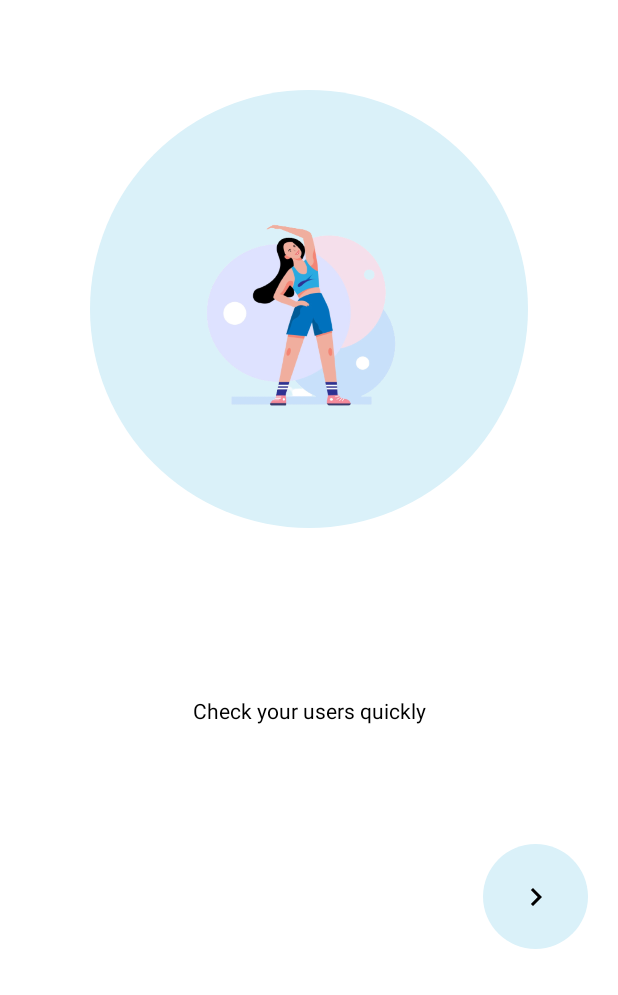
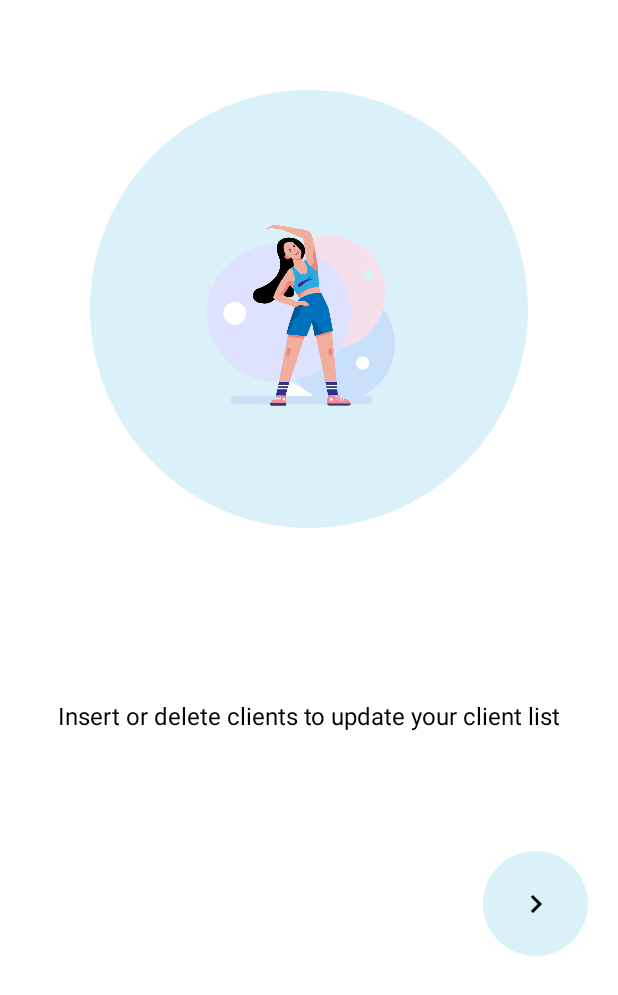
Before and after one commit to zvonacusbrle/FitnessClientTracker, an Android app built with Jetpack Compose: the screen it shows after launch (MainActivity), after a tap on "icon_arrow_right", on a phone screen of 412 x 824 dp. Shown: the top 995 px of the screen. Run offline under Robolectric (Android 15) with nearby library versions, the phone set to English and light mode, and no system bars.

Commit message:
Put sharedPreference to decide if user finished onboarding, if user finished it LogIn fragment will be shown instead onboarding screens

```diff
--- a/app/build.gradle
+++ b/app/build.gradle
@@ -46,12 +46,13 @@ android {
 
 dependencies {
 
+    implementation "com.google.android.material:compose-theme-adapter:1.2.1"
 
     implementation 'androidx.core:core-ktx:1.7.0'
     implementation 'androidx.appcompat:appcompat:1.5.1'
     implementation 'com.google.android.material:material:1.7.0'
     implementation 'androidx.constraintlayout:constraintlayout:2.1.4'
-    implementation 'androidx.compose.animation:animation-graphics:1.1.1'
+    implementation 'androidx.compose.animation:animation-graphics:1.3.1'
     testImplementation 'junit:junit:4.13.2'
     androidTestImplementation 'androidx.test.ext:junit:1.1.4'
     androidTestImplementation 'androidx.test.espresso:espresso-core:3.5.0'
--- a/app/src/main/java/android/tvz/hr/fitnessclienttracker/onboarding/SplashFragment.kt
+++ b/app/src/main/java/android/tvz/hr/fitnessclienttracker/onboarding/SplashFragment.kt
@@ -1,7 +1,12 @@
 package android.tvz.hr.fitnessclienttracker.onboarding
 
+import android.content.Context
 import android.os.Bundle
+import android.os.Handler
+import android.os.Looper
 import android.tvz.hr.fitnessclienttracker.R
+import android.tvz.hr.fitnessclienttracker.onboarding.screens.components.FINISHED
+import android.tvz.hr.fitnessclienttracker.onboarding.screens.components.ONBOARDING
 import android.view.LayoutInflater
 import android.view.View
 import android.view.ViewGroup
@@ -56,8 +61,15 @@ class SplashFragment : Fragment() {
                     }
                 )
             )
-            delay(800L)
-            findNavController().navigate(R.id.action_splashFragment_to_viewPagerFragment)
+            if(checkOnBoardingFinished()){
+                Handler(Looper.getMainLooper()).postDelayed({
+                    findNavController().navigate(R.id.action_splashFragment_to_logIn)
+                }, 800)
+            } else {
+                Handler(Looper.getMainLooper()).postDelayed({
+                    findNavController().navigate(R.id.action_splashFragment_to_viewPagerFragment)
+                }, 800)
+            }
         }
 
         Box(
@@ -72,5 +84,10 @@ class SplashFragment : Fragment() {
         }
     }
 
+    private fun checkOnBoardingFinished(): Boolean {
+        val sharedPref = requireActivity().getSharedPreferences(ONBOARDING, Context.MODE_PRIVATE)
+        return sharedPref.getBoolean(FINISHED, false)
+    }
+
 
 }
--- a/app/src/main/java/android/tvz/hr/fitnessclienttracker/onboarding/ViewPagerFragment.kt
+++ b/app/src/main/java/android/tvz/hr/fitnessclienttracker/onboarding/ViewPagerFragment.kt
@@ -16,21 +16,19 @@ import androidx.viewpager2.widget.ViewPager2
 
 
 class ViewPagerFragment : Fragment() {
-
-
     @SuppressLint("InflateParams")
     override fun onCreateView(
         inflater: LayoutInflater,
         container: ViewGroup?,
         savedInstanceState: Bundle?
     ): View {
+        val fragmentList = arrayListOf(
+            FirstScreenFragment(),
+            SecondScreenFragment(),
+            ThirdScreenFragment()
+        )
         return ComposeView(requireContext()).apply {
             setContent {
-                val fragmentList = arrayListOf(
-                    FirstScreenFragment(),
-                    SecondScreenFragment(),
-                    ThirdScreenFragment()
-                )
                 val adapter = ViewPagerAdapter(
                     fragmentList,
                     requireActivity().supportFragmentManager,
@@ -46,5 +44,4 @@ class ViewPagerFragment : Fragment() {
             }
         }
     }
-
 }
--- a/app/src/main/java/android/tvz/hr/fitnessclienttracker/onboarding/screens/FirstScreenFragment.kt
+++ b/app/src/main/java/android/tvz/hr/fitnessclienttracker/onboarding/screens/FirstScreenFragment.kt
@@ -24,9 +24,9 @@ class FirstScreenFragment : Fragment() {
                 OnBoardingPage(
                     viewPager = viewPager,
                     backgroundColor = R.color.light_green,
-                    fragmentPicture = R.drawable.first_fragment_picture,
-                    title = "Fitness Client Tracker",
-                    textContent = "Welcome",
+                    fragmentPicture = R.drawable.first_fragment_onboarding_picture,
+                    title = getString(R.string.first_fragment_title),
+                    textContent = getString(R.string.first_fragment_content),
                     currentPage = 1
                 )
             }
--- a/app/src/main/java/android/tvz/hr/fitnessclienttracker/onboarding/screens/SecondScreenFragment.kt
+++ b/app/src/main/java/android/tvz/hr/fitnessclienttracker/onboarding/screens/SecondScreenFragment.kt
@@ -21,9 +21,9 @@ class SecondScreenFragment : Fragment() {
                 OnBoardingPage(
                     viewPager = viewPager,
                     backgroundColor = R.color.light_blue,
-                    fragmentPicture = R.drawable.second_fragment_picture,
+                    fragmentPicture = R.drawable.second_fragment_onboarding_picture,
                     title = "",
-                    textContent = "Check your users quickly",
+                    textContent = getString(R.string.second_fragment_content),
                     currentPage = 2
                 )
             }
--- a/app/src/main/java/android/tvz/hr/fitnessclienttracker/onboarding/screens/ThirdScreenFragment.kt
+++ b/app/src/main/java/android/tvz/hr/fitnessclienttracker/onboarding/screens/ThirdScreenFragment.kt
@@ -1,8 +1,12 @@
 package android.tvz.hr.fitnessclienttracker.onboarding.screens
 
+import android.content.Context
 import android.os.Bundle
 import android.tvz.hr.fitnessclienttracker.R
+import android.tvz.hr.fitnessclienttracker.onboarding.ViewPagerFragment
+import android.tvz.hr.fitnessclienttracker.onboarding.screens.components.FINISHED
 import android.tvz.hr.fitnessclienttracker.onboarding.screens.components.FinishDialog
+import android.tvz.hr.fitnessclienttracker.onboarding.screens.components.ONBOARDING
 import android.view.LayoutInflater
 import android.view.View
 import android.view.ViewGroup
@@ -27,16 +31,25 @@ class ThirdScreenFragment : Fragment() {
                 OnBoardingPage(
                     viewPager = viewPager,
                     backgroundColor = R.color.light_purple,
-                    fragmentPicture = R.drawable.third_fragment_picture,
+                    fragmentPicture = R.drawable.third__fragment_onboarding_picture,
                     title = "",
-                    textContent = "Thank you for installing this application",
+                    textContent = getString(R.string.third_fragment_content),
                     currentPage = 3,
                     isDialogOpen = isDialogOpen
                 )
                 if (isDialogOpen.value) {
-                    FinishDialog()
+                    FinishDialog(this@ThirdScreenFragment)
                 }
             }
         }
     }
+
+    fun boardingFinished() {
+        val sharedPref = requireActivity()
+            .getSharedPreferences(ONBOARDING, Context.MODE_PRIVATE)
+        val editor = sharedPref.edit()
+        editor.putBoolean(FINISHED, true)
+        editor.apply()
+    }
+
 }
--- a/app/src/main/java/android/tvz/hr/fitnessclienttracker/onboarding/screens/components/OnBoardingPage.kt
+++ b/app/src/main/java/android/tvz/hr/fitnessclienttracker/onboarding/screens/components/OnBoardingPage.kt
@@ -62,8 +62,8 @@ fun OnBoardingPage(
         if (title != null) {
             Text(text = title, fontSize = 28.sp)
         }
-        Spacer(modifier = Modifier.height(22.dp))
-        Text(text = textContent)
+        Spacer(modifier = Modifier.height(24.dp))
+        Text(text = textContent, fontSize = 16.sp)
         Spacer(modifier = Modifier.height(60.dp))
         AndroidView(factory = { context ->
             val view = LayoutInflater.from(context)
--- a/app/src/main/res/navigation/nav_graph.xml
+++ b/app/src/main/res/navigation/nav_graph.xml
@@ -11,11 +11,29 @@
         android:label="SplashFragment" >
         <action
             android:id="@+id/action_splashFragment_to_viewPagerFragment"
-            app:destination="@id/viewPagerFragment" />
+            app:destination="@id/viewPagerFragment"
+            app:enterAnim="@anim/slide_in_right"
+            app:popUpTo="@id/splashFragment"
+            app:popUpToInclusive="true" />
+        <action
+            android:id="@+id/action_splashFragment_to_logIn"
+            app:destination="@id/logIn"
+            app:enterAnim="@anim/slide_in_right" />
     </fragment>
     <fragment
         android:id="@+id/viewPagerFragment"
         android:name="android.tvz.hr.fitnessclienttracker.onboarding.ViewPagerFragment"
         android:label="fragment_view_pager"
-        tools:layout="@layout/fragment_view_pager" />
+        tools:layout="@layout/fragment_view_pager" >
+        <action
+            android:id="@+id/action_viewPagerFragment_to_logIn"
+            app:destination="@id/logIn"
+            app:enterAnim="@anim/slide_in_right"
+            app:popUpTo="@id/viewPagerFragment"
+            app:popUpToInclusive="true" />
+    </fragment>
+    <fragment
+        android:id="@+id/logIn"
+        android:name="android.tvz.hr.fitnessclienttracker.ui.LogIn"
+        android:label="LogIn" />
 </navigation>
--- a/app/src/main/res/values/strings.xml
+++ b/app/src/main/res/values/strings.xml
@@ -1,4 +1,12 @@
 <resources>
     <string name="app_name">FitnessClientTracker</string>
     <string name="hello_blank_fragment">Hello blank fragment</string>
+
+    <string name="first_fragment_title">Check users quickly</string>
+    <string name="first_fragment_content">This app will allow you to check your clients in seconds</string>
+
+    <string name="second_fragment_content">Insert or delete clients to update your client list</string>
+
+    <string name="third_fragment_content">Thank you for installing this application</string>
+    <string name="finish_dialog_title">Congratulations</string>
 </resources>
```
Also changed, not shown: app/src/main/java/android/tvz/hr/fitnessclienttracker/onboarding/screens/components/FinishDialog.kt (+19 -9 lines), app/src/main/java/android/tvz/hr/fitnessclienttracker/ui/LogIn.kt (added, +24 -0 lines), app/src/main/res/drawable/first_fragment_onboarding_picture.png (added), app/src/main/res/drawable/first_fragment_picture.png (deleted), app/src/main/res/drawable/second_fragment_onboarding_picture.png (added), app/src/main/res/drawable/second_fragment_picture.png (deleted), app/src/main/res/drawable/third__fragment_onboarding_picture.png (added), app/src/main/res/drawable/third_fragment_picture.png (deleted).
